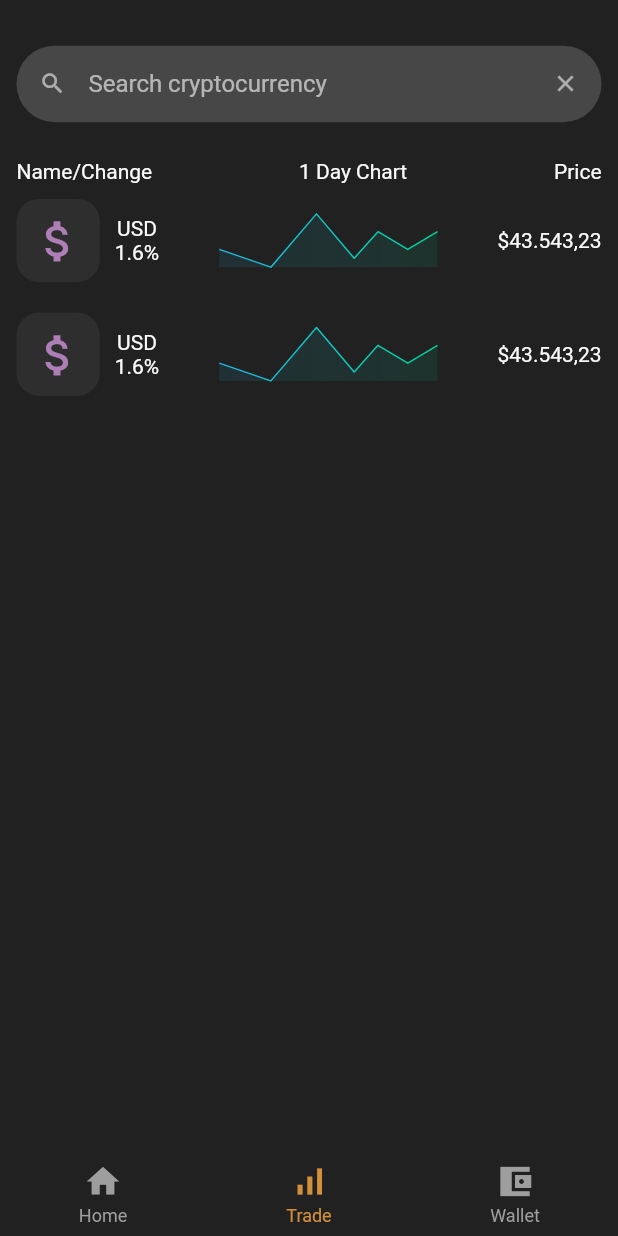
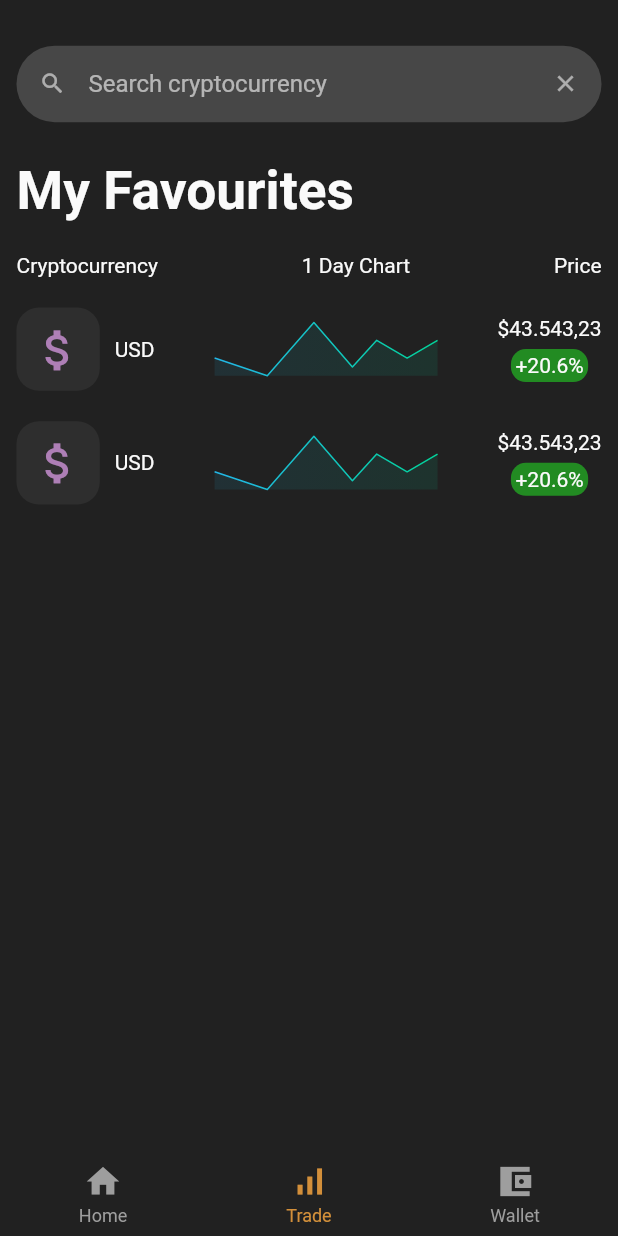
Before and after one commit to emrecoskun705/crypto_trading_game_app, a Flutter app: the screen it shows after launch, item 2 of the bottom bar chosen, on a phone screen of 412 x 824 dp. Run offline on Flutter 3.47's test engine with Material 2 defaults, Android fonts, the phone set to English and light mode, and no system bars; drawn by our look-alikes of fl_chart, persistent_bottom_nav_bar.

Commit message:
Update cryptocurrency card and screen

```diff
--- a/lib/l10n/intl_en.arb
+++ b/lib/l10n/intl_en.arb
@@ -9,7 +9,8 @@
   "tradeText": "Trade",
   "walletText": "Wallet",
   "searchCurrencyText": "Search cryptocurrency",
-  "nameChangeText": "Name/Change",
+  "cryptocurrencyText": "Cryptocurrency",
   "oneDayChartText": "1 Day Chart",
-  "priceText": "Price"
+  "priceText": "Price",
+  "favouritesText": "My Favourites"
 }
--- a/lib/l10n/intl_tr.arb
+++ b/lib/l10n/intl_tr.arb
@@ -9,7 +9,8 @@
   "tradeText": "Al/Sat",
   "walletText": "Cüzdan",
   "searchCurrencyText": "Kripto para ara",
-  "nameChangeText": "İsim/Değişim",
+  "cryptocurrencyText": "Kripto Para",
   "oneDayChartText": "1 Günlük Grafik",
-  "priceText": "Miktar"
+  "priceText": "Miktar",
+  "favouritesText": "Favorilerim"
 }
--- a/lib/screens/cryptocurrency/cryptocurrency_screen.dart
+++ b/lib/screens/cryptocurrency/cryptocurrency_screen.dart
@@ -1,3 +1,4 @@
+import 'package:crypto_trading_game/constants.dart';
 import 'package:crypto_trading_game/generated/l10n.dart';
 import 'package:crypto_trading_game/screens/cryptocurrency/widgets/cryptocurrency_list.dart';
 import 'package:crypto_trading_game/screens/cryptocurrency/widgets/search_currency.dart';
@@ -21,14 +22,17 @@ class CryptocurrencyScreen extends StatelessWidget {
             children: [
               SearchCurrencyWidget(),
               SizedBox(height: 25),
+              Text(S.of(context).favouritesText, style: kSectionTitle()),
+              SizedBox(height: getProportionateScreenHeight(20)),
               Row(
                 mainAxisAlignment: MainAxisAlignment.spaceBetween,
                 children: [
-                  Text(S.of(context).nameChangeText),
+                  Text(S.of(context).cryptocurrencyText),
                   Text(S.of(context).oneDayChartText),
                   Text(S.of(context).priceText)
                 ],
               ),
+              SizedBox(height: getProportionateScreenHeight(10)),
               CryptoCurrencyList(),
             ],
           ),
--- a/lib/screens/widgets/chart_card.dart
+++ b/lib/screens/widgets/chart_card.dart
@@ -1,6 +1,9 @@
+import 'package:crypto_trading_game/provider/theme_provider.dart';
 import 'package:fl_chart/fl_chart.dart';
 import 'package:flutter/material.dart';
 import 'package:crypto_trading_game/size_config.dart';
+import 'package:provider/provider.dart';
+import 'package:crypto_trading_game/constants.dart';
 
 class ChartCard extends StatelessWidget {
   ChartCard({Key? key}) : super(key: key);
@@ -32,7 +35,6 @@ class ChartCard extends StatelessWidget {
             mainAxisAlignment: MainAxisAlignment.center,
             children: [
               Text('USD'),
-              Text('1.6%'),
             ],
           ),
           SizedBox(width: 40),
@@ -82,9 +84,20 @@ class ChartCard extends StatelessWidget {
           ),
           SizedBox(width: 40),
           Column(
-            mainAxisAlignment: MainAxisAlignment.center,
+            mainAxisAlignment: MainAxisAlignment.spaceEvenly,
             children: [
               Text("\$43.543,23"),
+              Container(
+                padding: EdgeInsets.all(3),
+                decoration: BoxDecoration(
+                  color:
+                      context.watch<ThemeProvider>().themeMode == ThemeMode.dark
+                          ? kForestGreen
+                          : Colors.lightGreen,
+                  borderRadius: BorderRadius.circular(10),
+                ),
+                child: Text('+20.6%'),
+              ),
             ],
           ),
         ],
```
Also changed, not shown: lib/generated/intl/messages_en.dart, lib/generated/intl/messages_tr.dart, lib/generated/l10n.dart.
